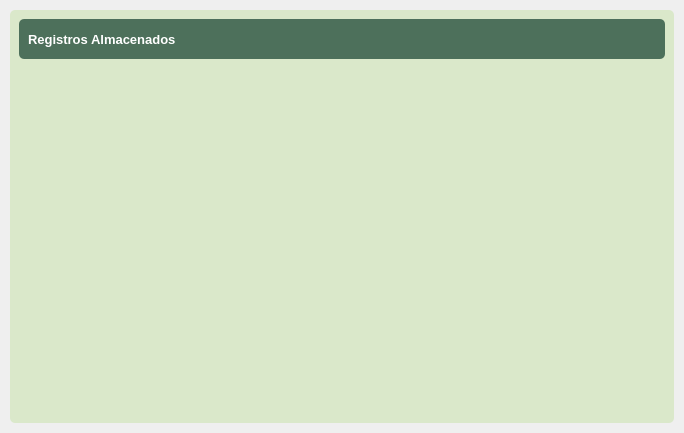
AdrianDali/DaliPeso, file ui_files/history_record.ui: the form before one commit.
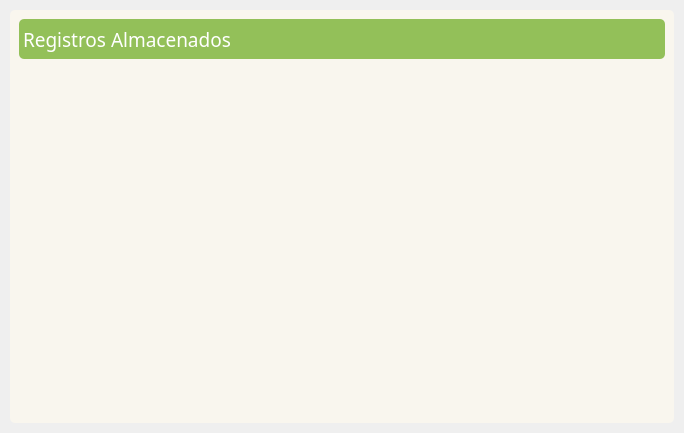
The form after the commit. Icons and pictures are not drawn.

Commit message: fix/ change color palette for each views

```diff
--- a/ui_files/history_record.ui
+++ b/ui_files/history_record.ui
@@ -10,6 +10,11 @@
     <height>433</height>
    </rect>
   </property>
+  <property name="font">
+   <font>
+    <family>Rubik</family>
+   </font>
+  </property>
   <property name="windowTitle">
    <string>Form</string>
   </property>
@@ -34,6 +39,10 @@
    </property>
    <item>
     <widget class="QFrame" name="central_widget_frame">
+     <property name="styleSheet">
+      <string notr="true">
+border-radius: 5px;</string>
+     </property>
      <property name="frameShape">
       <enum>QFrame::StyledPanel</enum>
      </property>
@@ -59,7 +68,8 @@
       <item>
        <widget class="QFrame" name="background_frame">
         <property name="styleSheet">
-         <string notr="true">background-color: rgb(218, 232, 202);</string>
+         <string notr="true">background: #F9F6EE;
+border-radius: 5px;</string>
         </property>
         <property name="frameShape">
          <enum>QFrame::StyledPanel</enum>
@@ -83,7 +93,8 @@
             </size>
            </property>
            <property name="styleSheet">
-            <string notr="true">background-color: #4d705b;</string>
+            <string notr="true">background: #93C059;
+</string>
            </property>
            <property name="frameShape">
             <enum>QFrame::StyledPanel</enum>
@@ -92,13 +103,28 @@
             <enum>QFrame::Raised</enum>
            </property>
            <layout class="QHBoxLayout" name="horizontalLayout_3">
+            <property name="spacing">
+             <number>0</number>
+            </property>
+            <property name="leftMargin">
+             <number>4</number>
+            </property>
+            <property name="topMargin">
+             <number>0</number>
+            </property>
+            <property name="rightMargin">
+             <number>4</number>
+            </property>
+            <property name="bottomMargin">
+             <number>0</number>
+            </property>
             <item>
              <widget class="QLabel" name="title_label">
               <property name="font">
                <font>
-                <pointsize>10</pointsize>
-                <weight>75</weight>
-                <bold>true</bold>
+                <family>Rubik</family>
+                <pointsize>14</pointsize>
+                <bold>false</bold>
                </font>
               </property>
               <property name="styleSheet">
@@ -109,6 +135,19 @@
               </property>
              </widget>
             </item>
+            <item>
+             <spacer name="horizontalSpacer">
+              <property name="orientation">
+               <enum>Qt::Horizontal</enum>
+              </property>
+              <property name="sizeHint" stdset="0">
+               <size>
+                <width>40</width>
+                <height>20</height>
+               </size>
+              </property>
+             </spacer>
+            </item>
             <item>
              <widget class="QFrame" name="buttons_holder_frame">
               <property name="minimumSize">
@@ -129,14 +168,26 @@
               <property name="frameShadow">
                <enum>QFrame::Raised</enum>
               </property>
+              <layout class="QHBoxLayout" name="horizontalLayout">
+               <property name="spacing">
+                <number>4</number>
+               </property>
+               <property name="leftMargin">
+                <number>0</number>
+               </property>
+               <property name="topMargin">
+                <number>0</number>
+               </property>
+               <property name="rightMargin">
+                <number>0</number>
+               </property>
+               <property name="bottomMargin">
+                <number>0</number>
+               </property>
+               <item>
               <widget class="QToolButton" name="minimize_button">
-               <property name="geometry">
-                <rect>
-                 <x>10</x>
-                 <y>0</y>
-                 <width>22</width>
-                 <height>22</height>
-                </rect>
+                 <property name="cursor">
+                  <cursorShape>PointingHandCursor</cursorShape>
                </property>
                <property name="text">
                 <string/>
@@ -147,42 +198,16 @@
                </property>
                <property name="iconSize">
                 <size>
-                 <width>25</width>
-                 <height>25</height>
+                   <width>16</width>
+                   <height>16</height>
                 </size>
                </property>
               </widget>
-              <widget class="QToolButton" name="restore_button">
-               <property name="geometry">
-                <rect>
-                 <x>50</x>
-                 <y>0</y>
-                 <width>22</width>
-                 <height>22</height>
-                </rect>
-               </property>
-               <property name="text">
-                <string/>
-               </property>
-               <property name="icon">
-                <iconset>
-                 <normaloff>../../../PyAdministracion/pys6-recipes-organizer/assets/icons/restore-window.png</normaloff>../../../PyAdministracion/pys6-recipes-organizer/assets/icons/restore-window.png</iconset>
-               </property>
-               <property name="iconSize">
-                <size>
-                 <width>25</width>
-                 <height>25</height>
-                </size>
-               </property>
-              </widget>
+               </item>
+               <item>
               <widget class="QToolButton" name="maximize_button">
-               <property name="geometry">
-                <rect>
-                 <x>50</x>
-                 <y>0</y>
-                 <width>22</width>
-                 <height>22</height>
-                </rect>
+                 <property name="cursor">
+                  <cursorShape>PointingHandCursor</cursorShape>
                </property>
                <property name="text">
                 <string/>
@@ -193,19 +218,36 @@
                </property>
                <property name="iconSize">
                 <size>
-                 <width>25</width>
-                 <height>25</height>
+                   <width>16</width>
+                   <height>16</height>
                 </size>
                </property>
               </widget>
+               </item>
+               <item>
+                <widget class="QToolButton" name="restore_button">
+                 <property name="cursor">
+                  <cursorShape>PointingHandCursor</cursorShape>
+                 </property>
+                 <property name="text">
+                  <string/>
+                 </property>
+                 <property name="icon">
+                  <iconset resource="recursos.qrc">
+                   <normaloff>:/iconos/assets/icons/minimize-window.png</normaloff>:/iconos/assets/icons/minimize-window.png</iconset>
+                 </property>
+                 <property name="iconSize">
+                  <size>
+                   <width>16</width>
+                   <height>16</height>
+                  </size>
+                 </property>
+                </widget>
+               </item>
+               <item>
               <widget class="QToolButton" name="close_button">
-               <property name="geometry">
-                <rect>
-                 <x>90</x>
-                 <y>0</y>
-                 <width>22</width>
-                 <height>22</height>
-                </rect>
+                 <property name="cursor">
+                  <cursorShape>PointingHandCursor</cursorShape>
                </property>
                <property name="text">
                 <string/>
@@ -216,11 +258,13 @@
                </property>
                <property name="iconSize">
                 <size>
-                 <width>25</width>
-                 <height>25</height>
+                   <width>16</width>
+                   <height>16</height>
                 </size>
                </property>
               </widget>
+               </item>
+              </layout>
              </widget>
             </item>
            </layout>
```
Left out of the diff: 16 changed lines with no effect on the pictures. Lines whose indentation alone changed are shown as unchanged. The commit also changes 11 other files.
